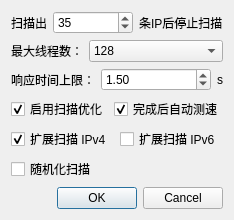
Above: dlgScan.ui from GoodCoder666/GoogleTranslate_IPFinder before the change. Below: the same form after it.
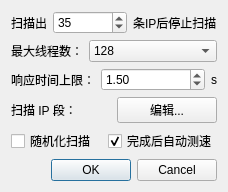
That is the form after the change.

Commit message: feat: custom scan ranges

```diff
--- a/dlgScan.ui
+++ b/dlgScan.ui
@@ -7,7 +7,7 @@
     <x>0</x>
     <y>0</y>
     <width>228</width>
-    <height>209</height>
+    <height>187</height>
    </rect>
   </property>
   <property name="windowTitle">
@@ -160,15 +160,33 @@
      </item>
     </layout>
    </item>
+   <item>
+    <layout class="QHBoxLayout" name="horizontalLayout_2">
+     <item>
+      <widget class="QLabel" name="labScanRanges">
+       <property name="text">
+        <string>扫描 IP 段：</string>
+       </property>
+      </widget>
+     </item>
+     <item>
+      <widget class="QPushButton" name="btnEditRanges">
+       <property name="text">
+        <string>编辑...</string>
+       </property>
+      </widget>
+     </item>
+    </layout>
+   </item>
    <item>
     <layout class="QHBoxLayout" name="chkBoxLayout">
      <item>
-      <widget class="QCheckBox" name="chkBox_optimize">
-       <property name="text">
-        <string>启用扫描优化</string>
+      <widget class="QCheckBox" name="chkBox_randomizeScan">
+       <property name="toolTip">
+        <string>以随机的顺序执行扫描。</string>
        </property>
-       <property name="checked">
-        <bool>true</bool>
+       <property name="text">
+        <string>随机化扫描</string>
        </property>
       </widget>
      </item>
@@ -184,43 +202,6 @@
      </item>
     </layout>
    </item>
-   <item>
-    <layout class="QHBoxLayout" name="extendScanLayout">
-     <item>
-      <widget class="QCheckBox" name="chkBox_extend4">
-       <property name="toolTip">
-        <string>扩大 IPv4 扫描范围。</string>
-       </property>
-       <property name="text">
-        <string>扩展扫描 IPv4</string>
-       </property>
-       <property name="checked">
-        <bool>true</bool>
-       </property>
-      </widget>
-     </item>
-     <item>
-      <widget class="QCheckBox" name="chkBox_extend6">
-       <property name="toolTip">
-        <string>扩大扫描范围，增加 IPv6 支持。</string>
-       </property>
-       <property name="text">
-        <string>扩展扫描 IPv6</string>
-       </property>
-      </widget>
-     </item>
-    </layout>
-   </item>
-   <item>
-    <widget class="QCheckBox" name="chkBox_randomizeScan">
-     <property name="toolTip">
-      <string>以随机的顺序执行扫描。</string>
-     </property>
-     <property name="text">
-      <string>随机化扫描</string>
-     </property>
-    </widget>
-   </item>
    <item>
     <widget class="QDialogButtonBox" name="buttonBox">
      <property name="orientation">
```
The commit also changes 8 other files.
